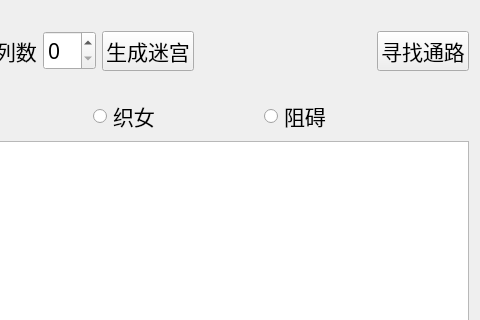
First picture: the form in UI/a_star.ui, repository mojerro/QtLearn, before the edit; both pictures show x 301 to 781 and y 0 to 320 of the 781 by 626 pixel window.
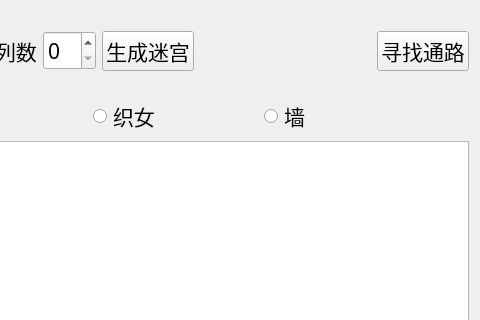
Second picture: the form after the edit. Icons and pictures are not drawn.

```diff
--- a/UI/a_star.ui
+++ b/UI/a_star.ui
@@ -220,7 +220,7 @@
         </font>
        </property>
        <property name="text">
-        <string>阻碍</string>
+        <string>墙</string>
        </property>
       </widget>
      </item>
```
Left out of the diff: 12 changed lines with no effect on the pictures.
